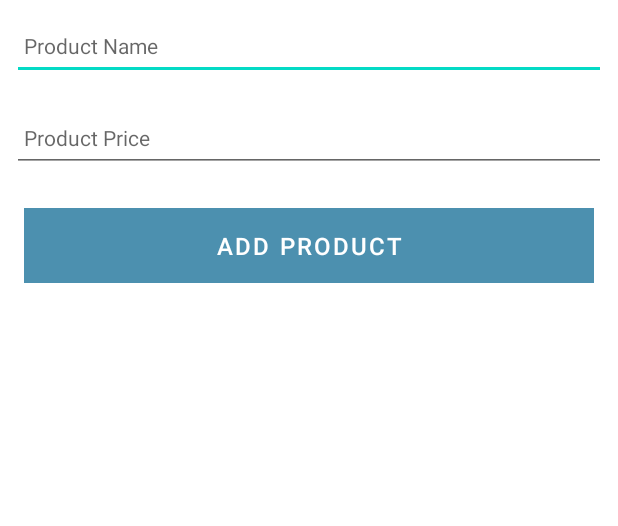
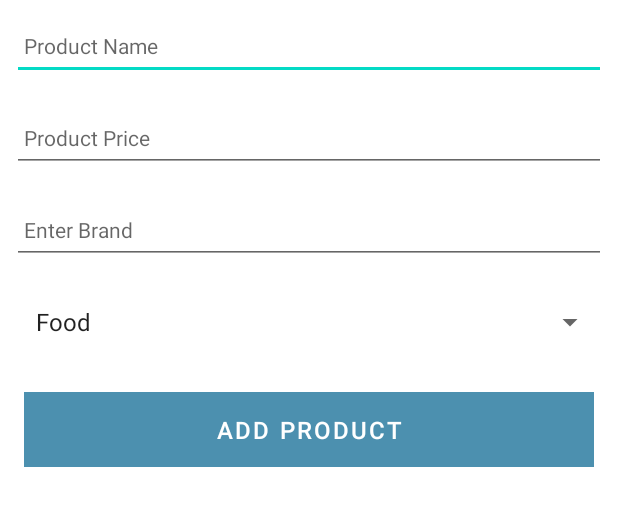
Before and after one commit to EmranJK/Onlineshop_Android, an Android app: the screen it shows after launch (OnlineshopActivity), on a phone screen of 412 x 824 dp, the part 84-610 px from its top. Run offline under Robolectric (Android 15) with nearby library versions, the phone set to English and light mode, and no system bars; our stand-ins replace Timber; 2 statements that could not run were skipped.

Commit message:
Added brand and type fields and a drop down menu

```diff
--- a/app/src/main/java/ie/wit/onlineshop/activities/OnlineshopActivity.kt
+++ b/app/src/main/java/ie/wit/onlineshop/activities/OnlineshopActivity.kt
@@ -4,6 +4,11 @@ import androidx.appcompat.app.AppCompatActivity
 import android.os.Bundle
 import android.view.Menu
 import android.view.MenuItem
+import android.view.View
+import android.widget.AdapterView
+import android.widget.ArrayAdapter
+import android.widget.Spinner
+import android.widget.Toast
 import com.google.android.material.snackbar.Snackbar
 import ie.wit.onlineshop.R
 import ie.wit.onlineshop.databinding.ActivityOnlineshopBinding
@@ -28,16 +33,46 @@ class OnlineshopActivity : AppCompatActivity() {
         app = application as MainApp
         i("Onlineshop Activity started...")
 
+        val ptypes = resources.getStringArray(R.array.productTypes)
+        val spinner = findViewById<Spinner>(R.id.productType)
+        var chosenProductType = ""
+        if (spinner != null) {
+            val adapter = ArrayAdapter(this,
+                android.R.layout.simple_spinner_item, ptypes)
+            spinner.adapter = adapter
+
+            spinner.onItemSelectedListener = object :
+                AdapterView.OnItemSelectedListener {
+                override fun onItemSelected(parent: AdapterView<*>,
+                                            view: View, position: Int, id: Long) {
+                    chosenProductType = ptypes[position]
+                    Toast.makeText(this@OnlineshopActivity,
+                                "" + ptypes[position], Toast.LENGTH_SHORT).show()
+                }
+
+                override fun onNothingSelected(parent: AdapterView<*>) {
+                    // write code to perform some action
+                }
+            }
+        }
+
         if (intent.hasExtra("product_edit")) {
             product = intent.extras?.getParcelable("product_edit")!!
             binding.productName.setText(product.name)
+            binding.productBrand.setText(product.brand)
+            //binding.productType.setText(product.type)
+            binding.productType.setSelection(ptypes.indexOf(product.type))
             //binding.productId.setText(product.id)
             binding.productPrice.setText(product.price.toString())
+
         }
 
         binding.btnAdd.setOnClickListener() {
             product.name = binding.productName.text.toString()
             product.price = binding.productPrice.text.toString().toDouble()
+            product.brand = binding.productBrand.text.toString()
+            //product.type = binding.productType.text.toString()
+            product.type = chosenProductType
             if (product.name.isNotEmpty()) {
                 app.products.create(product.copy())
                 setResult(RESULT_OK)
--- a/app/src/main/java/ie/wit/onlineshop/adapters/OnlineshopAdapter.kt
+++ b/app/src/main/java/ie/wit/onlineshop/adapters/OnlineshopAdapter.kt
@@ -34,6 +34,8 @@ class OnlineshopAdapter constructor(private var products: List<OnlineshopModel>,
         fun bind(product: OnlineshopModel, listener: OnlineshopListener) {
             binding.productName.text = product.name
             binding.productPrice.text = product.price.toString()
+            binding.productBrand.text = product.brand
+            binding.productType.text = product.type
             // product.name = binding.productName.text.toString()
             // product.id = binding.productId.text.toString().toInt()
             binding.root.setOnClickListener { listener.onProductClick(product) }
--- a/app/src/main/java/ie/wit/onlineshop/models/OnlineshopMemStore.kt
+++ b/app/src/main/java/ie/wit/onlineshop/models/OnlineshopMemStore.kt
@@ -26,6 +26,8 @@ class OnlineshopMemStore : OnlineshopStore {
         if (foundProduct != null) {
             foundProduct.name = product.name
             foundProduct.price = product.price
+            foundProduct.brand = product.brand
+            foundProduct.type = product.type
             logAll()
         }
     }
--- a/app/src/main/java/ie/wit/onlineshop/models/OnlineshopModel.kt
+++ b/app/src/main/java/ie/wit/onlineshop/models/OnlineshopModel.kt
@@ -6,4 +6,6 @@ import kotlinx.parcelize.Parcelize
 @Parcelize
 data class OnlineshopModel(var id: Long = 0,
                            var name: String = "",
-                           var price: Double = 0.0) : Parcelable
+                           var price: Double = 0.0,
+                           var brand: String = "",
+                           var type: String = "") : Parcelable
--- a/app/src/main/res/layout/activity_onlineshop.xml
+++ b/app/src/main/res/layout/activity_onlineshop.xml
@@ -69,6 +69,32 @@
                     android:textColor="@color/colorPrimaryDark"
                     android:textSize="14sp" />
 
+
+                <EditText
+                    android:id="@+id/productBrand"
+                    android:layout_width="match_parent"
+                    android:layout_height="45dp"
+                    android:layout_margin="8dp"
+                    android:autofillHints="hint"
+                    android:hint="@string/hint_productBrand"
+                    android:inputType="text"
+                    android:maxLength="25"
+                    android:maxLines="1"
+                    android:padding="8dp"
+                    android:textColor="@color/colorPrimaryDark"
+                    android:textSize="14sp" />
+
+
+                <Spinner
+                    android:id="@+id/productType"
+                    android:layout_width="match_parent"
+                    android:layout_height="45dp"
+                    android:layout_margin="8dp"
+                    android:padding="8dp"
+                    android:textColor="@color/colorPrimaryDark"
+                    android:textSize="14sp" />
+
+
                 <Button
                     android:id="@+id/btnAdd"
                     android:layout_width="match_parent"
--- a/app/src/main/res/values/strings.xml
+++ b/app/src/main/res/values/strings.xml
@@ -5,4 +5,10 @@
     <string name="hint_productPrice">Product Price</string>
     <string name="menu_addProduct">Add Product</string>
     <string name="menu_cancelProduct">Cancel</string>
+    <string name="hint_productBrand">Enter Brand</string>
+    <string name="hint_productType">Enter Type</string>
+    <string-array name="productTypes">
+        <item> Food </item>
+        <item> Drink </item>
+    </string-array>
 </resources>
```
Also changed, not shown: app/src/main/res/layout/card_product.xml (+14 -0 lines).
